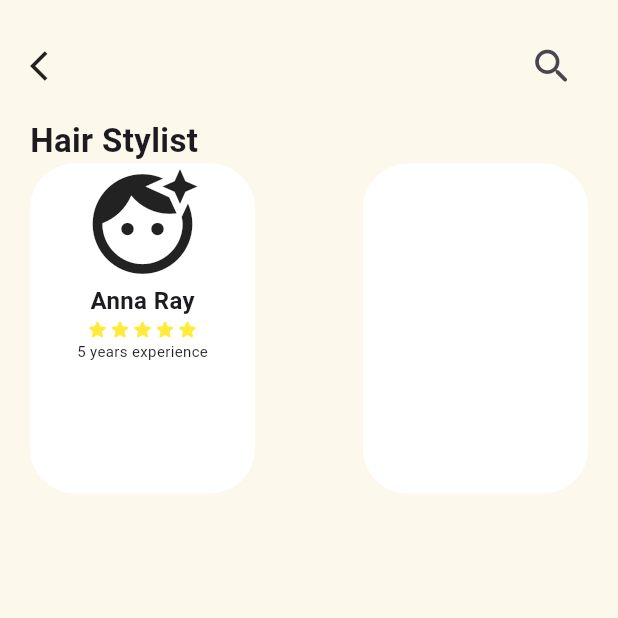
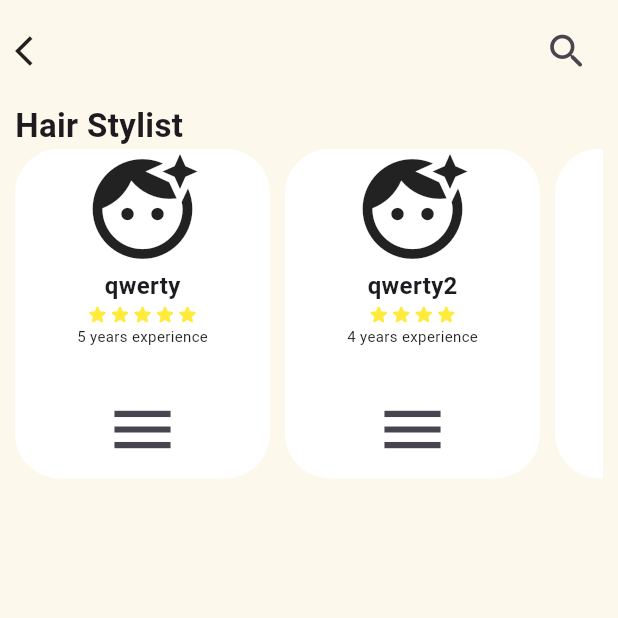
Before and after one commit to aprashkin/flutter_verstka, a Flutter app: the screen it shows after launch, on a phone screen of 412 x 824 dp, the top half of it. Run offline on Flutter 3.47's test engine with Material 3 defaults, Android fonts, the phone set to English and light mode, and no system bars.

Commit message:
myApp-1.2 (changes: add new file person_cards.dart with style for person cards)

```diff
--- a/lib/main.dart
+++ b/lib/main.dart
@@ -1,4 +1,6 @@
 import 'package:flutter/material.dart';
+import 'package:try_3/stylist_card/person_cards.dart';
+
 
 void main() {
   runApp(const TryThree());
@@ -6,6 +8,7 @@ void main() {
 
 class TryThree extends StatelessWidget {
   const TryThree({super.key});
+
 
 
     @override
@@ -16,7 +19,7 @@ class TryThree extends StatelessWidget {
             backgroundColor: const Color.fromARGB(255, 252, 248, 235),
             body: SafeArea(
               child: Padding(
-                padding: const EdgeInsets.all(20.0),
+                padding: const EdgeInsets.all(10.0),
                 child: Column(
                   crossAxisAlignment: CrossAxisAlignment.start,
                   children: [
@@ -25,7 +28,7 @@ class TryThree extends StatelessWidget {
                     children: [
                       InkWell(
                         onTap: () {},
-                        child: Icon(Icons.arrow_back_ios),
+                        child: const Icon(Icons.arrow_back_ios),
                       ),
                       IconButton(
                         onPressed: () {},
@@ -41,75 +44,26 @@ class TryThree extends StatelessWidget {
                         fontSize: 22,
                       ),
                     ),
-                    Row(
-                      mainAxisAlignment: MainAxisAlignment.spaceBetween,
+                    const SingleChildScrollView(
+                      scrollDirection: Axis.horizontal,
+                      child:  Row(
+                        mainAxisAlignment: MainAxisAlignment.spaceEvenly,
                         children: [
-                        Container(
-                          width: 150,
-                          height: 220,
-                          decoration: BoxDecoration(
-                            borderRadius: BorderRadius.circular(30),
-                            color: Colors.white
-                          ),
-                          child: const Column(
-                            children: [
-                              Icon(Icons.face_retouching_natural,
-                              size: 80,
-                              ),
-                              Text('Anna Ray',
-                                style: TextStyle(
-                                  fontSize: 16,
-                                  fontWeight: FontWeight.bold
-                                ),
-                              ),
-                              Row(
-                                mainAxisAlignment: MainAxisAlignment.center,
-                                children: [
-                                  Icon(Icons.star_rounded,
-                                  color: Colors.yellow,
-                                  size: 15),
-                                  Icon(Icons.star_rounded,
-                                    color: Colors.yellow,
-                                    size: 15),
-                                  Icon(Icons.star_rounded,
-                                    color: Colors.yellow,
-                                    size: 15),
-                                  Icon(Icons.star_rounded,
-                                    color: Colors.yellow,
-                                    size: 15),
-                                  Icon(Icons.star_rounded,
-                                    color: Colors.yellow,
-                                    size: 15),
+                           PerssonCard(personName: 'qwerty', experience: 5, rateStar: 5),
+                           SizedBox(width: 10),
+                           PerssonCard(personName: 'qwerty2', experience: 4, rateStar: 4),
+                           SizedBox(width: 10),
+                           PerssonCard(personName: 'qwerty3', experience: 3, rateStar: 3),
+                           SizedBox(width: 10),
+                           PerssonCard(personName: 'qwerty4', experience: 2, rateStar: 2),
+                           SizedBox(width: 10),
+                           PerssonCard(personName: 'qwerty5', experience: 1, rateStar: 1),
+
                         ],
                       ),
-                              Text('5 years experience',
-                              style: TextStyle(
-                                fontSize: 10
-                                ),
-                              ),
-                              Row(
-                                //  children: [
-                                //   IconButton(
-                                //     onPressed: () {},
-                                //     icon: Icon(Icons.search_rounded, size: 30
-                                //     ),
-                                //   ),
-                                // ],
                     )
-                            ],
-                          ),
-                        ),
-                        Container(
-                          width: 150,
-                          height: 220,
-                          decoration: BoxDecoration(
-                            borderRadius: BorderRadius.circular(30),
-                            color: Colors.white
-                          ),
 
-                        ),
-                      ],
-                    ),
+
                   ],
                 ),
               ),
--- /dev/null
+++ b/lib/stylist_card/person_cards.dart
@@ -0,0 +1,80 @@
+
+
+import 'package:flutter/material.dart';
+
+class PerssonCard extends StatelessWidget {
+  final String personName;
+  final int experience;
+  final int rateStar;
+
+  const PerssonCard({
+    super.key,
+    required this.personName,
+    required this.experience,
+    required this.rateStar
+  });
+
+  List<Icon> countStar()
+  {
+    List<Icon> ratingstar = [];
+
+    int i;
+    for (i = 0; i < rateStar; i++)
+    {
+      ratingstar.add(const Icon(Icons.star_rounded,
+          color: Colors.yellow,
+          size: 15),);
+    }
+    return ratingstar;
+  }
+
+  @override
+  Widget build(BuildContext context) {
+    return
+      Container(
+
+        width: 170,
+        height: 220,
+        decoration: BoxDecoration(
+            borderRadius: BorderRadius.circular(30),
+            color: Colors.white
+        ),
+        child:  Column(
+          mainAxisAlignment: MainAxisAlignment.spaceBetween,
+          children: [
+            Container(
+              child: Column(
+                children: [
+                  const Icon(Icons.face_retouching_natural,
+                    size: 80,
+                  ),
+                  Text(personName,
+                    style: const TextStyle(
+                        fontSize: 16,
+                        fontWeight: FontWeight.bold
+                    ),
+                  ),
+                  Row(
+                      mainAxisAlignment: MainAxisAlignment.center,
+                      children: countStar()
+                  ),
+                  Text('$experience years experience',
+                    style: const TextStyle(
+                        fontSize: 10
+                    ),
+                  ),
+                ],
+              ),
+            ),
+            Container(
+              child: IconButton(
+                onPressed: () {},
+                icon: const Icon(Icons.menu, size: 50
+                ),
+              ),
+            ),
+          ],
+        ),
+      );
+  }
+}
```
Lines whose indentation alone changed are shown as unchanged.
